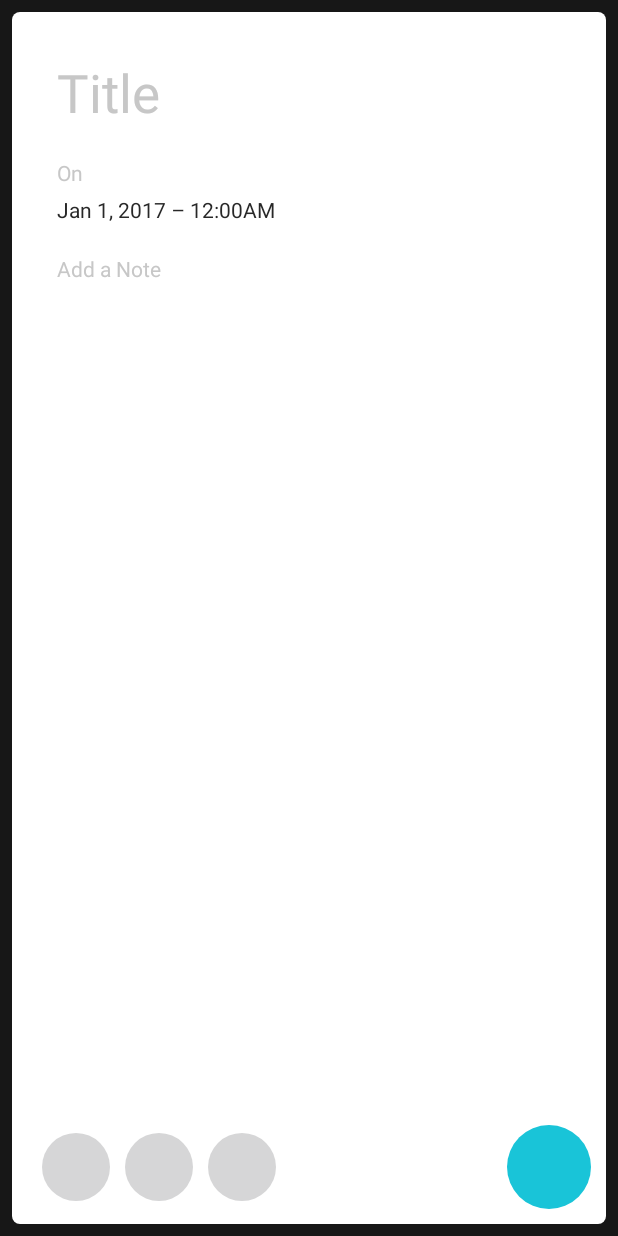
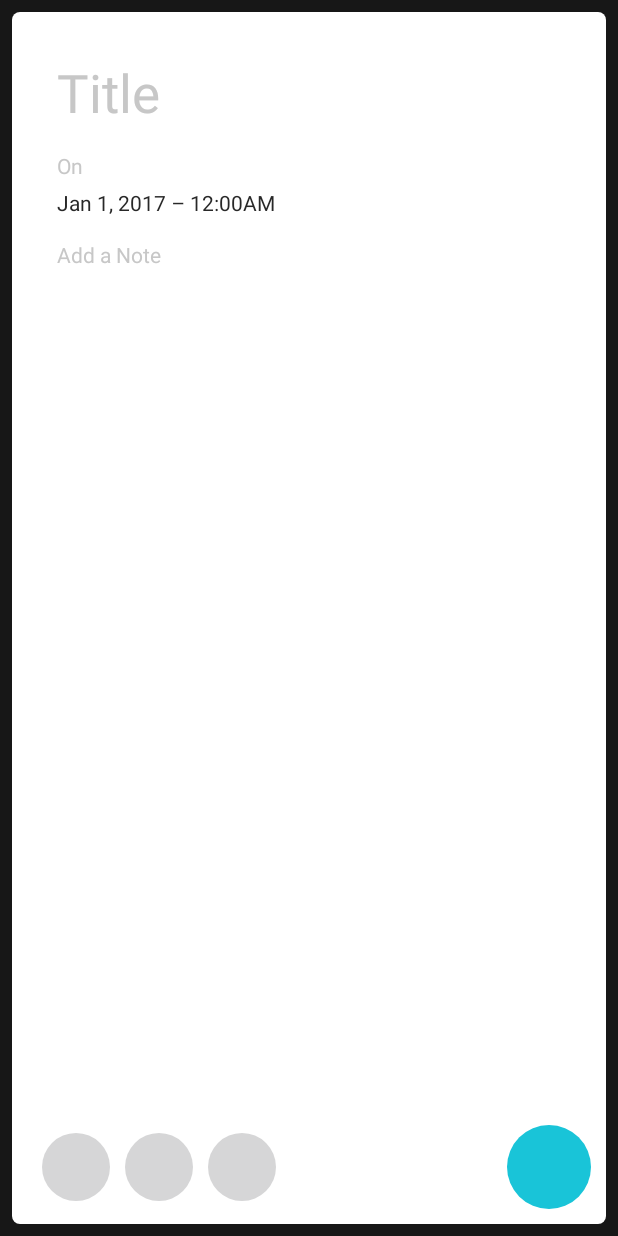
Before and after one commit to hunter-isaiah96/Taskee, an Android app: the layout fragment_quick_add.xml on its own in the app's theme, with its tools: preview values and no code run, on a phone screen of 412 x 824 dp. Run offline under Robolectric (Android 15) with nearby library versions, the phone set to English and light mode, and no system bars; plain views replace IconicsImageView, RevealFrameLayout.

Commit message:
More Magic Sauce

```diff
--- a/app/src/main/java/com/ihunter/taskee/Constants.java
+++ b/app/src/main/java/com/ihunter/taskee/Constants.java
@@ -41,4 +41,5 @@ public class Constants {
         return false;
     }
 
+
 }
--- a/app/src/main/java/com/ihunter/taskee/activities/MainActivity.java
+++ b/app/src/main/java/com/ihunter/taskee/activities/MainActivity.java
@@ -47,6 +47,7 @@ public class MainActivity extends AppCompatActivity {
 
     @BindView(R.id.content_container)
     FrameLayout view;
+
     @BindView(R.id.root_view)
     FrameLayout view2;
 
@@ -54,7 +55,7 @@ public class MainActivity extends AppCompatActivity {
     ImageView newPlan;
 
     Fragment currentFragment;
-    Animations animations;
+    private Animations animations;
     private Drawer mDrawer;
     private QuickAddFragment quickAddFragment;
     private boolean closingQuickAdd = false;
--- a/app/src/main/java/com/ihunter/taskee/fragments/AllTasksFragment.java
+++ b/app/src/main/java/com/ihunter/taskee/fragments/AllTasksFragment.java
@@ -15,9 +15,9 @@ import com.ihunter.taskee.R;
 import com.ihunter.taskee.activities.MainActivity;
 import com.ihunter.taskee.adapters.TaskItemAdapter;
 import com.ihunter.taskee.data.Task;
+import com.ihunter.taskee.interfaces.repositories.TasksRepositoryImpl;
 import com.ihunter.taskee.interfaces.views.AllTasksFragmentView;
 import com.ihunter.taskee.presenters.AllTasksFragmentPresenter;
-import com.ihunter.taskee.services.RealmService;
 import com.ihunter.taskee.ui.EmptyRecyclerView;
 import com.ihunter.taskee.ui.SimpleDividerItemDecoration;
 
@@ -57,7 +57,7 @@ public class AllTasksFragment extends Fragment implements AllTasksFragmentView{
         ButterKnife.bind(this, view);
         setupToolbar();
         setupTasksList();
-        presenter = new AllTasksFragmentPresenter(this, new RealmService(getActivity()));
+        presenter = new AllTasksFragmentPresenter(this, new TasksRepositoryImpl(getContext()));
     }
 
     @Override
@@ -85,7 +85,7 @@ public class AllTasksFragment extends Fragment implements AllTasksFragmentView{
     }
 
     @Override
-    public void onRefreshAllTasks(RealmResults<Task> tasks) {
+    public void onTasksLoaded(RealmResults<Task> tasks) {
         adapter.replacePlansList(tasks);
     }
 }
--- a/app/src/main/java/com/ihunter/taskee/interfaces/views/AllTasksFragmentView.java
+++ b/app/src/main/java/com/ihunter/taskee/interfaces/views/AllTasksFragmentView.java
@@ -5,5 +5,5 @@ import com.ihunter.taskee.data.Task;
 import io.realm.RealmResults;
 
 public interface AllTasksFragmentView {
-    void onRefreshAllTasks(RealmResults<Task> tasks);
+    void onTasksLoaded(RealmResults<Task> tasks);
 }
--- /dev/null
+++ b/app/src/main/res/color/selected_date_color.xml
@@ -0,0 +1,6 @@
+<?xml version="1.0" encoding="utf-8"?>
+<selector xmlns:android="http://schemas.android.com/apk/res/android">
+    <item android:state_focused="true" android:color="@color/colorAccent"/>
+    <item android:state_pressed="true" android:color="@color/colorAccent" />
+    <item android:color="@color/textColorPrimary"/>
+</selector>
--- a/app/src/main/res/layout/fragment_quick_add.xml
+++ b/app/src/main/res/layout/fragment_quick_add.xml
@@ -1,7 +1,7 @@
 <?xml version="1.0" encoding="utf-8"?>
 <io.codetail.widget.RevealFrameLayout xmlns:android="http://schemas.android.com/apk/res/android"
     xmlns:app="http://schemas.android.com/apk/res-auto"
-    android:id="@+id/root_view"
+    android:id="@+id/reveal_layout"
     android:layout_width="match_parent"
     android:layout_height="match_parent"
     android:background="@color/transparent_black"
@@ -17,9 +17,9 @@
         <RelativeLayout
             android:layout_width="match_parent"
             android:layout_height="match_parent"
+            android:layout_above="@+id/linearLayout2"
             android:orientation="vertical"
-            android:layout_above="@+id/linearLayout2"
-            android:padding="10dp">
+            android:padding="30dp">
 
             <EditText
                 android:id="@+id/edit_task_title"
@@ -29,32 +29,30 @@
                 android:ems="10"
                 android:hint="@string/word_title"
                 android:inputType="textCapSentences|textMultiLine"
-                android:padding="20dp"
+                android:maxLines="2"
                 android:textColor="@color/textColorPrimary"
                 android:textColorHint="@color/textColorSecondary"
-                android:textSize="35sp"
-                android:maxLines="2"/>
+                android:textSize="35sp" />
 
             <LinearLayout
-                android:id="@+id/linearLayout"
+                android:id="@+id/edit_task_date_wrapper"
                 android:layout_width="match_parent"
                 android:layout_height="wrap_content"
                 android:layout_below="@+id/edit_task_title"
-                android:orientation="horizontal">
+                android:orientation="horizontal"
+                android:layout_marginTop="@dimen/quick_add_view_margin">
 
                 <LinearLayout
                     android:layout_width="0dp"
                     android:layout_height="wrap_content"
-                    android:layout_weight="1"
-                    android:orientation="vertical">
+                    android:orientation="vertical"
+                    android:layout_weight="1">
 
                     <android.support.v7.widget.AppCompatTextView
                         fontPath="@string/lato_light"
                         android:layout_width="match_parent"
                         android:layout_height="match_parent"
                         android:layout_marginBottom="5dp"
-                        android:paddingEnd="20dp"
-                        android:paddingStart="20dp"
                         android:text="@string/word_on"
                         android:textColor="@color/textColorSecondary" />
 
@@ -62,14 +60,14 @@
                         android:id="@+id/edit_task_date"
                         android:layout_width="match_parent"
                         android:layout_height="match_parent"
-                        android:paddingEnd="20dp"
-                        android:paddingStart="20dp"
+                        android:clickable="true"
                         android:text="@string/placeholder_date"
-                        android:textColor="@color/textColorPrimary" />
+                        android:textColor="@color/selected_date_color" />
 
                 </LinearLayout>
 
                 <com.mikepenz.iconics.view.IconicsImageView
+                    android:id="@+id/edit_task_remove_alarm"
                     android:layout_width="20dp"
                     android:layout_height="20dp"
                     android:layout_gravity="center_vertical"
@@ -82,29 +80,30 @@
 
             <EditText
                 android:id="@+id/edit_task_note"
+                fontPath="@string/lato_light"
                 android:layout_width="match_parent"
                 android:layout_height="wrap_content"
                 android:layout_alignParentStart="true"
-                android:layout_below="@+id/linearLayout"
+                android:layout_below="@+id/edit_task_date_wrapper"
+                android:layout_marginTop="@dimen/quick_add_view_margin"
                 android:background="@null"
                 android:gravity="top|start"
                 android:hint="@string/line_add_note"
                 android:inputType="textCapSentences|textMultiLine"
-                android:padding="20dp"
+                android:maxLines="5"
                 android:textColor="@color/textColorPrimary"
                 android:textColorHint="@color/textColorSecondary"
-                android:textSize="14sp"
-                android:maxLines="5" />
+                android:textSize="14sp" />
 
         </RelativeLayout>
 
         <LinearLayout
+            android:id="@+id/linearLayout2"
             android:layout_width="match_parent"
             android:layout_height="wrap_content"
             android:layout_alignParentBottom="true"
             android:layout_alignParentStart="true"
-            android:padding="@dimen/quick_actions_margin"
-            android:id="@+id/linearLayout2">
+            android:padding="@dimen/quick_actions_margin">
 
             <com.mikepenz.iconics.view.IconicsImageView
                 android:id="@+id/edit_task_pick_color"
@@ -112,7 +111,7 @@
                 app:iiv_icon="@string/faw_paint_brush" />
 
             <com.mikepenz.iconics.view.IconicsImageView
-                android:id="@+id/edit_task_set_alarm"
+                android:id="@+id/edit_task_alarm"
                 style="@style/QuickActionsStyle"
                 app:iiv_icon="@string/faw_clock_o" />
 
@@ -151,7 +150,7 @@
             android:layout_width="match_parent"
             android:layout_height="match_parent"
             android:background="@color/colorAccent"
-            android:visibility="gone"/>
+            android:visibility="gone" />
 
     </RelativeLayout>
 
--- a/app/src/main/res/values/dimens.xml
+++ b/app/src/main/res/values/dimens.xml
@@ -20,6 +20,7 @@
     <dimen name="item_margin">5dp</dimen>
 
     <dimen name="quick_add_container_padding">8dp</dimen>
+    <dimen name="quick_add_view_margin">15dp</dimen>
 
     <dimen name="quick_actions_container_size">45dp</dimen>
     <dimen name="quick_actions_size">20dp</dimen>
```
Also changed, not shown: app/build.gradle (+4 -4 lines), app/src/main/java/com/ihunter/taskee/fragments/QuickAddFragment.java (+62 -23 lines), app/src/main/java/com/ihunter/taskee/interfaces/repositories/TaskRepository.java (added, +17 -0 lines), app/src/main/java/com/ihunter/taskee/interfaces/repositories/TasksRepositoryImpl.java (added, +53 -0 lines), app/src/main/java/com/ihunter/taskee/presenters/AllTasksFragmentPresenter.java (+5 -9 lines), app/src/main/res/values/attrs.xml (+7 -7 lines), 1 other file.
